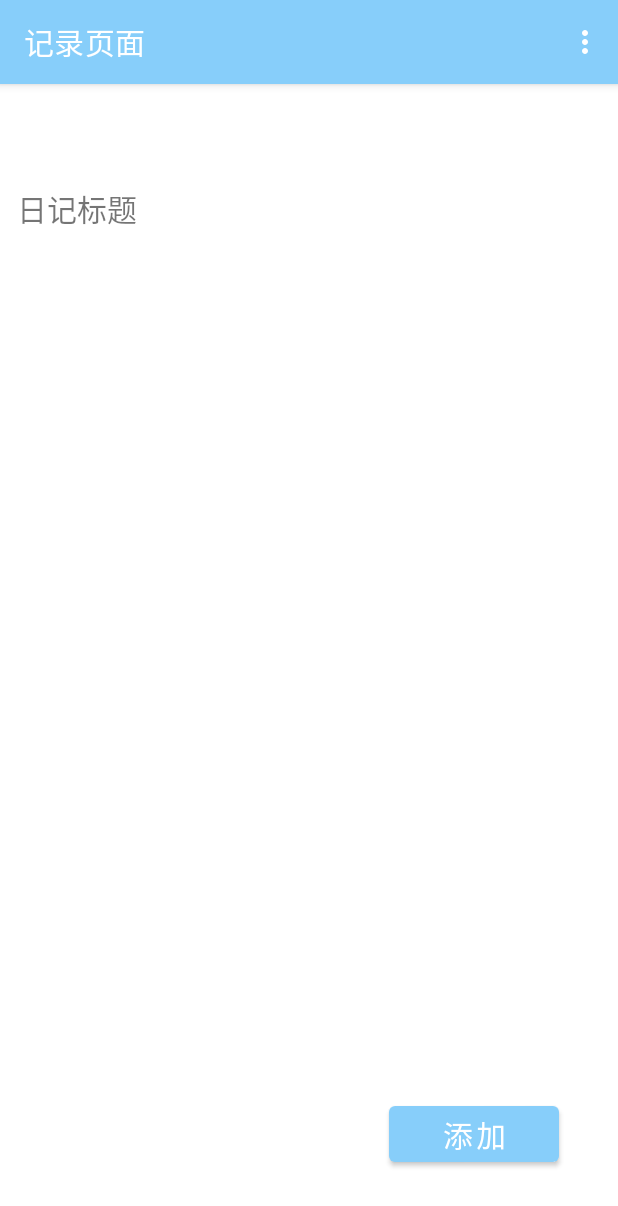
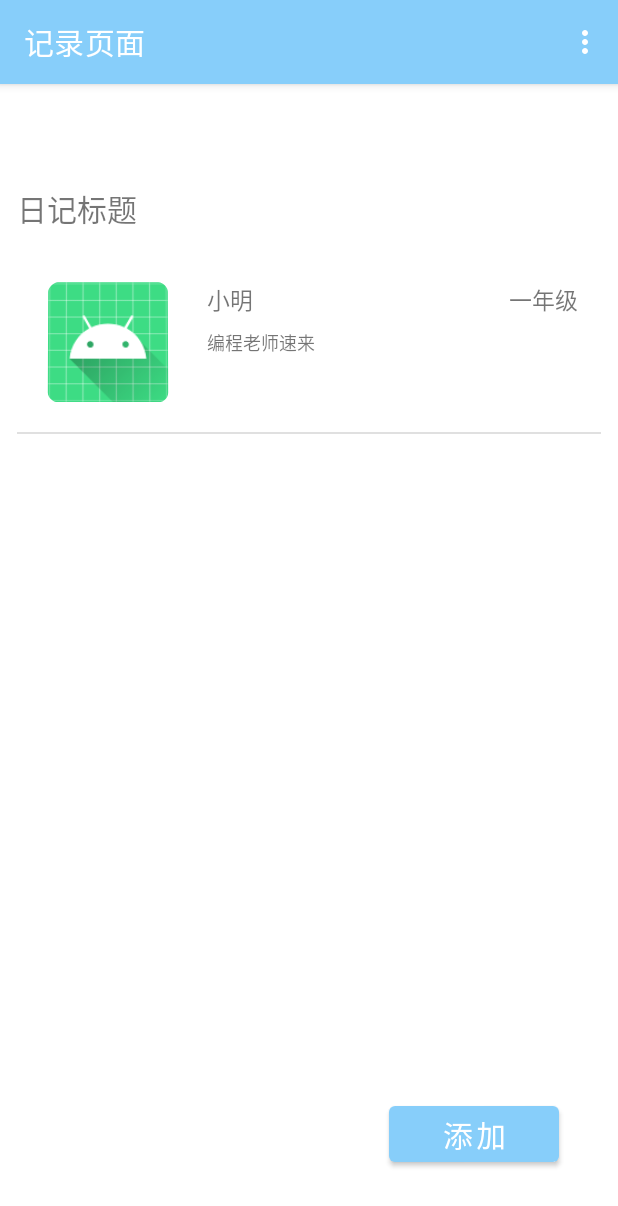
Before and after one commit to android-app-development-course/2021autumn-A8-TutorGather, an Android app: the screen it shows after launch (MainActivity), on a phone screen of 412 x 824 dp. Shown: the top 1206 px of the screen. Run offline under Robolectric (Android 15) with nearby library versions, the phone set to English and light mode, and no system bars; our stand-ins replace navigation-ui.

Commit message:
finish list item

```diff
--- a/TutorGather/app/src/main/java/com/example/mobile_phone/Journal.kt
+++ /dev/null
@@ -1,3 +0,0 @@
-package com.example.mobile_phone
-
-data class Journal(val id:Int=0, val author:String="", val title:String="标题", val content:String="内容")
--- a/TutorGather/app/src/main/java/com/example/mobile_phone/MainActivity.kt
+++ b/TutorGather/app/src/main/java/com/example/mobile_phone/MainActivity.kt
@@ -1,7 +1,6 @@
 package com.example.mobile_phone
 
 import android.os.Bundle
-import com.google.android.material.snackbar.Snackbar
 import androidx.appcompat.app.AppCompatActivity
 import androidx.navigation.findNavController
 import androidx.navigation.ui.AppBarConfiguration
@@ -9,7 +8,7 @@ import androidx.navigation.ui.navigateUp
 import androidx.navigation.ui.setupActionBarWithNavController
 import android.view.Menu
 import android.view.MenuItem
-import androidx.navigation.fragment.findNavController
+import com.example.mobile_phone.SQLite.StorageSetting
 import com.example.mobile_phone.databinding.ActivityMainBinding
 
 class MainActivity : AppCompatActivity() {
@@ -19,8 +18,6 @@ class MainActivity : AppCompatActivity() {
 
     override fun onCreate(savedInstanceState: Bundle?) {
         super.onCreate(savedInstanceState)
-        // 设置数据库
-        Storage.init(StorageSetting(this.baseContext, "Journal.db", 1).writableDatabase)
         System.out.println("sqllite is init")
 
         binding = ActivityMainBinding.inflate(layoutInflater)
--- a/TutorGather/app/src/main/java/com/example/mobile_phone/StorageSetting.kt
+++ b/TutorGather/app/src/main/java/com/example/mobile_phone/SQLite/StorageSetting.kt
@@ -1,4 +1,4 @@
-package com.example.mobile_phone
+package com.example.mobile_phone.SQLite
 
 import android.content.Context
 import android.database.sqlite.SQLiteDatabase
--- a/TutorGather/app/src/main/java/com/example/mobile_phone/Storage.kt
+++ /dev/null
@@ -1,73 +0,0 @@
-package com.example.mobile_phone
-
-import android.annotation.SuppressLint
-import android.database.sqlite.SQLiteDatabase
-import androidx.core.content.contentValuesOf
-
-import java.util.*
-
-
-object Storage {
-    private val tableName = "journal"
-
-    // 单身汉模式
-    private val storage: Storage? = null
-
-    private lateinit var db: SQLiteDatabase
-
-    fun init(_db: SQLiteDatabase) {
-        this.db = _db
-    }
-
-    fun putJournal(journal: Journal) {
-        val sql:String
-        // 需要先检查journal是否为空
-        if(journal.id == 0)
-            sql = "INSERT INTO $tableName (author, title, content) VALUES ('${journal.author}','${journal.title}', '${journal.content}')"
-        else
-            sql = "UPDATE $tableName SET title = '${journal.title}', content = '${journal.content}' WHERE id = ${journal.id}"
-
-        db.execSQL(sql)
-    }
-
-    @SuppressLint("Range")
-    fun getAllJournal(): Vector<Journal> {
-        val outputs = Vector<Journal>()
-        val cursor = db.query(tableName, null, null, null, null, null, null, null);
-        while (cursor.moveToNext()) {
-            val id = cursor.getInt(cursor.getColumnIndex("id"))
-            val author = cursor.getString(cursor.getColumnIndex("author"))
-            val title = cursor.getString(cursor.getColumnIndex("title"))
-            val content = cursor.getString(cursor.getColumnIndex("content"))
-            outputs.add(Journal(id, author, title, content))
-        }
-        cursor.close()
-        return outputs
-    }
-
-    @SuppressLint("Range")
-    fun getJournalById(id: Int): Journal {
-        // Filter results WHERE "title" = 'My Title'
-        val selection = "id = ?"
-        val selectionArgs = arrayOf("$id")
-        val cursor = db.query(tableName, null, selection, selectionArgs, null, null, null, null)
-        if (cursor.moveToNext()) {
-            return Journal(
-                cursor.getInt(cursor.getColumnIndex("id")),
-                cursor.getString(cursor.getColumnIndex("author")),
-                cursor.getString(cursor.getColumnIndex("title")),
-                cursor.getString(cursor.getColumnIndex("content"))
-            )
-        }
-        else {
-            return Journal(0, "", "标题", "内容")
-        }
-    }
-
-    fun deleteJournal(id: Int) {
-        val sql = "DELETE FROM $tableName WHERE id = $id"
-        db.execSQL(sql)
-    }
-
-
-}
--- /dev/null
+++ b/TutorGather/app/src/main/java/com/example/mobile_phone/adapter/OrderAdapter.kt
@@ -0,0 +1,38 @@
+package com.example.mobile_phone.adapter
+
+import android.annotation.SuppressLint
+import android.app.Activity
+import android.content.Context
+import android.view.LayoutInflater
+import android.view.View
+import android.view.ViewGroup
+import android.widget.ArrayAdapter
+import android.widget.ImageView
+import android.widget.TextView
+import com.example.mobile_phone.R
+import com.example.mobile_phone.bean.Order
+
+class OrderAdapter(context:Context, private val resourceId:Int, data:List<Order>) : ArrayAdapter<Order>(context, resourceId, data) {
+    @SuppressLint("ViewHolder")
+    override fun getView(position: Int, convertView: View?, parent: ViewGroup): View {
+        val view:View
+        if(convertView == null)
+            view = LayoutInflater.from(context).inflate(resourceId, parent, false)
+        else
+            view = convertView
+
+        val userName: TextView = view.findViewById(R.id.textViewUserName)
+        val userImage: ImageView = view.findViewById(R.id.imageViewUser)
+        val abstract: TextView = view.findViewById(R.id.textViewAbstract)
+        val grade: TextView = view.findViewById(R.id.textViewGrade)
+        // 获取当前order的数据 并放置order信息到item中
+        val order = getItem(position)
+        if(order != null){
+            userName.text = order.userName
+            abstract.text = order.abstract
+            grade.text = order.grade
+            userImage.setImageResource(order.photoId)
+        }
+        return view;
+    }
+}
--- /dev/null
+++ b/TutorGather/app/src/main/java/com/example/mobile_phone/bean/Order.kt
@@ -0,0 +1,3 @@
+package com.example.mobile_phone.bean
+
+data class Order(val userName:String, val abstract:String, val grade:String, val photoId:Int)
--- a/TutorGather/app/src/main/java/com/example/mobile_phone/FirstFragment.kt
+++ b/TutorGather/app/src/main/java/com/example/mobile_phone/fragment/FirstFragment.kt
@@ -1,4 +1,4 @@
-package com.example.mobile_phone
+package com.example.mobile_phone.fragment
 
 import android.os.Bundle
 import androidx.fragment.app.Fragment
@@ -6,11 +6,11 @@ import android.view.LayoutInflater
 import android.view.View
 import android.view.ViewGroup
 import android.widget.ArrayAdapter
-import androidx.core.os.bundleOf
-import androidx.fragment.app.setFragmentResult
 import androidx.navigation.fragment.findNavController
+import com.example.mobile_phone.R
+import com.example.mobile_phone.adapter.OrderAdapter
+import com.example.mobile_phone.bean.Order
 import com.example.mobile_phone.databinding.FragmentFirstBinding
-import java.util.*
 
 /**
  * A simple [Fragment] subclass as the default destination in the navigation.
@@ -27,25 +27,20 @@ class FirstFragment : Fragment() {
         savedInstanceState: Bundle?
     ): View {
         _binding = FragmentFirstBinding.inflate(inflater, container, false)
-
         return binding.root
 
     }
 
     override fun onViewCreated(view: View, savedInstanceState: Bundle?) {
         super.onViewCreated(view, savedInstanceState)
-        val journalVec = Storage.getAllJournal()
-        val titleList = mutableListOf<String>()
 
-        for (journal in journalVec){
-            titleList.add(journal.title)
-        }
+        val orderList = listOf(Order("小明", "编程老师速来", "一年级", R.mipmap.ic_launcher))
 
-        val adapter = ArrayAdapter(this.requireContext(), android.R.layout.simple_list_item_1, titleList.toList())
+        val adapter = OrderAdapter(this.requireContext(), R.layout.order_item, orderList)
         binding.listView.adapter = adapter
 
         binding.listView.setOnItemClickListener {parent, _view, position, id ->
-            setFragmentResult("requestKey", bundleOf("journalId" to journalVec[position].id))
+//            setFragmentResult("requestKey", bundleOf("journalId" to journalVec[position].id))
             findNavController().navigate(R.id.action_FirstFragment_to_SecondFragment)
         }
 
--- a/TutorGather/app/src/main/java/com/example/mobile_phone/SecondFragment.kt
+++ b/TutorGather/app/src/main/java/com/example/mobile_phone/fragment/SecondFragment.kt
@@ -1,13 +1,10 @@
-package com.example.mobile_phone
+package com.example.mobile_phone.fragment
 
 import android.os.Bundle
 import androidx.fragment.app.Fragment
 import android.view.LayoutInflater
 import android.view.View
 import android.view.ViewGroup
-import android.widget.EditText
-import androidx.fragment.app.setFragmentResultListener
-import androidx.navigation.fragment.findNavController
 import com.example.mobile_phone.databinding.FragmentSecondBinding
 
 /**
@@ -16,7 +13,6 @@ import com.example.mobile_phone.databinding.FragmentSecondBinding
 class SecondFragment : Fragment() {
 
     private var _binding: FragmentSecondBinding? = null
-    private var journal = Journal()
     // This property is only valid between onCreateView and
     // onDestroyView.
     private val binding get() = _binding!!
@@ -25,12 +21,11 @@ class SecondFragment : Fragment() {
         super.onCreate(savedInstanceState)
         // Use the Kotlin extension in the fragment-ktx artifact
         // 设置结果监听器
-        setFragmentResultListener("requestKey") { requestKey, bundle ->
-            journal = Storage.getJournalById(bundle.getInt("journalId"))
-            println(" result id : ${journal.id}")
-            view!!.findViewById<EditText>(R.id.editTextTextTitle).setText(journal.title)
-            view!!.findViewById<EditText>(R.id.editTextCotent).setText(journal.content)
-        }
+//        setFragmentResultListener("requestKey") { requestKey, bundle ->
+//            order = Storage.getJournalById(bundle.getInt("journalId"))
+//            view!!.findViewById<EditText>(R.id.editTextTextTitle).setText(order.title)
+//            view!!.findViewById<EditText>(R.id.editTextCotent).setText(order.content)
+//        }
     }
     override fun onCreateView(
         inflater: LayoutInflater, container: ViewGroup?,
@@ -42,13 +37,6 @@ class SecondFragment : Fragment() {
 
     override fun onViewCreated(view: View, savedInstanceState: Bundle?) {
         super.onViewCreated(view, savedInstanceState)
-        // 保存
-        binding.buttonSave.setOnClickListener {
-            // 放置日志
-            Storage.putJournal(Journal(journal.id, "", _binding!!.editTextTextTitle.text.toString(), _binding!!.editTextCotent.text.toString()))
-            // 跳转回去
-            findNavController().navigate(R.id.action_SecondFragment_to_FirstFragment)
-        }
     }
 
 
--- a/TutorGather/app/src/main/res/layout/fragment_first.xml
+++ b/TutorGather/app/src/main/res/layout/fragment_first.xml
@@ -4,7 +4,7 @@
         xmlns:tools="http://schemas.android.com/tools"
         android:layout_width="match_parent"
         android:layout_height="match_parent"
-        tools:context=".FirstFragment">
+        tools:context=".fragment.FirstFragment">
 
 
     <ListView
--- a/TutorGather/app/src/main/res/layout/fragment_second.xml
+++ b/TutorGather/app/src/main/res/layout/fragment_second.xml
@@ -4,7 +4,7 @@
         xmlns:tools="http://schemas.android.com/tools"
         android:layout_width="match_parent"
         android:layout_height="match_parent"
-        tools:context=".SecondFragment">
+        tools:context=".fragment.SecondFragment">
 
 
     <Button
--- /dev/null
+++ b/TutorGather/app/src/main/res/layout/order_item.xml
@@ -0,0 +1,60 @@
+<?xml version="1.0" encoding="utf-8"?>
+<androidx.constraintlayout.widget.ConstraintLayout xmlns:android="http://schemas.android.com/apk/res/android"
+        xmlns:app="http://schemas.android.com/apk/res-auto"
+        xmlns:tools="http://schemas.android.com/tools"
+        android:layout_width="match_parent"
+        android:layout_height="120dp">
+
+    <ImageView
+            android:id="@+id/imageViewUser"
+            android:layout_width="92dp"
+            android:layout_height="80dp"
+            android:rotationX="2"
+            app:layout_constraintBottom_toBottomOf="parent"
+            app:layout_constraintEnd_toEndOf="parent"
+            app:layout_constraintHorizontal_bias="0.05"
+            app:layout_constraintStart_toStartOf="parent"
+            app:layout_constraintTop_toTopOf="parent"
+            tools:srcCompat="@tools:sample/avatars" />
+
+    <TextView
+            android:id="@+id/textViewUserName"
+            android:layout_width="wrap_content"
+            android:layout_height="wrap_content"
+            android:textSize="15dp"
+            android:text="用户A"
+            app:layout_constraintStart_toStartOf="@+id/textViewAbstract"
+            app:layout_constraintTop_toTopOf="@+id/imageViewUser" />
+
+    <TextView
+            android:id="@+id/textViewAbstract"
+            android:layout_width="247dp"
+            android:layout_height="45dp"
+            android:layout_marginStart="20dp"
+            android:layout_marginLeft="20dp"
+            android:layout_marginTop="8dp"
+            android:textSize="12dp"
+            android:text="要求高级的小学老师"
+            app:layout_constraintBottom_toBottomOf="@+id/imageViewUser"
+            app:layout_constraintEnd_toEndOf="parent"
+            app:layout_constraintHorizontal_bias="0.0"
+            app:layout_constraintStart_toEndOf="@+id/imageViewUser"
+            app:layout_constraintTop_toBottomOf="@+id/textViewUserName"
+            app:layout_constraintVertical_bias="0.0" />
+
+    <TextView
+            android:id="@+id/textViewGrade"
+            android:layout_width="wrap_content"
+            android:layout_height="wrap_content"
+            android:layout_marginStart="108dp"
+            android:layout_marginLeft="108dp"
+            android:textSize="15dp"
+            android:text="初三"
+            app:layout_constraintBottom_toBottomOf="@+id/textViewUserName"
+            app:layout_constraintEnd_toEndOf="@+id/textViewAbstract"
+            app:layout_constraintHorizontal_bias="1.0"
+            app:layout_constraintStart_toEndOf="@+id/textViewUserName"
+            app:layout_constraintTop_toTopOf="@+id/textViewUserName"
+            app:layout_constraintVertical_bias="0.0" />
+
+</androidx.constraintlayout.widget.ConstraintLayout>
--- a/TutorGather/app/src/main/res/navigation/nav_graph.xml
+++ b/TutorGather/app/src/main/res/navigation/nav_graph.xml
@@ -2,13 +2,13 @@
 <navigation xmlns:android="http://schemas.android.com/apk/res/android" xmlns:app="http://schemas.android.com/apk/res-auto"
         xmlns:tools="http://schemas.android.com/tools" android:id="@+id/nav_graph" app:startDestination="@id/FirstFragment">
 
-    <fragment android:id="@+id/FirstFragment" android:name="com.example.mobile_phone.FirstFragment" android:label="@string/first_fragment_label"
+    <fragment android:id="@+id/FirstFragment" android:name="com.example.mobile_phone.fragment.FirstFragment" android:label="@string/first_fragment_label"
             tools:layout="@layout/fragment_first">
 
         <action android:id="@+id/action_FirstFragment_to_SecondFragment" app:destination="@id/SecondFragment" />
     </fragment>
 
-    <fragment android:id="@+id/SecondFragment" android:name="com.example.mobile_phone.SecondFragment" android:label="@string/second_fragment_label"
+    <fragment android:id="@+id/SecondFragment" android:name="com.example.mobile_phone.fragment.SecondFragment" android:label="@string/second_fragment_label"
             tools:layout="@layout/fragment_second">
 
         <action android:id="@+id/action_SecondFragment_to_FirstFragment" app:destination="@id/FirstFragment" />
```
